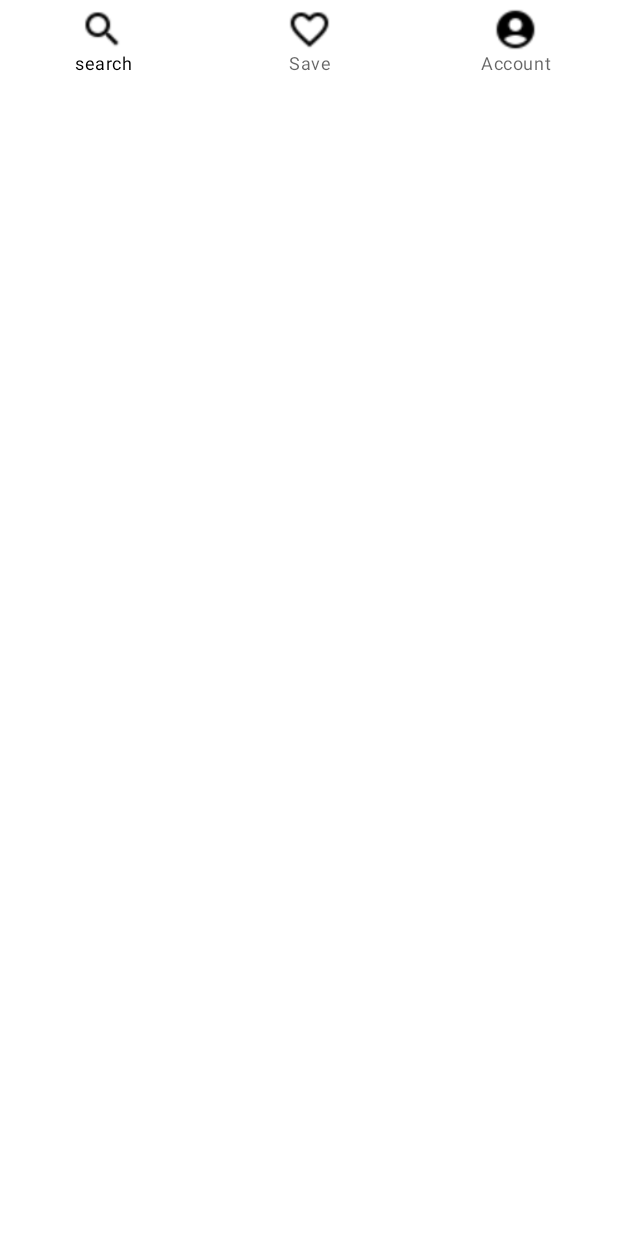
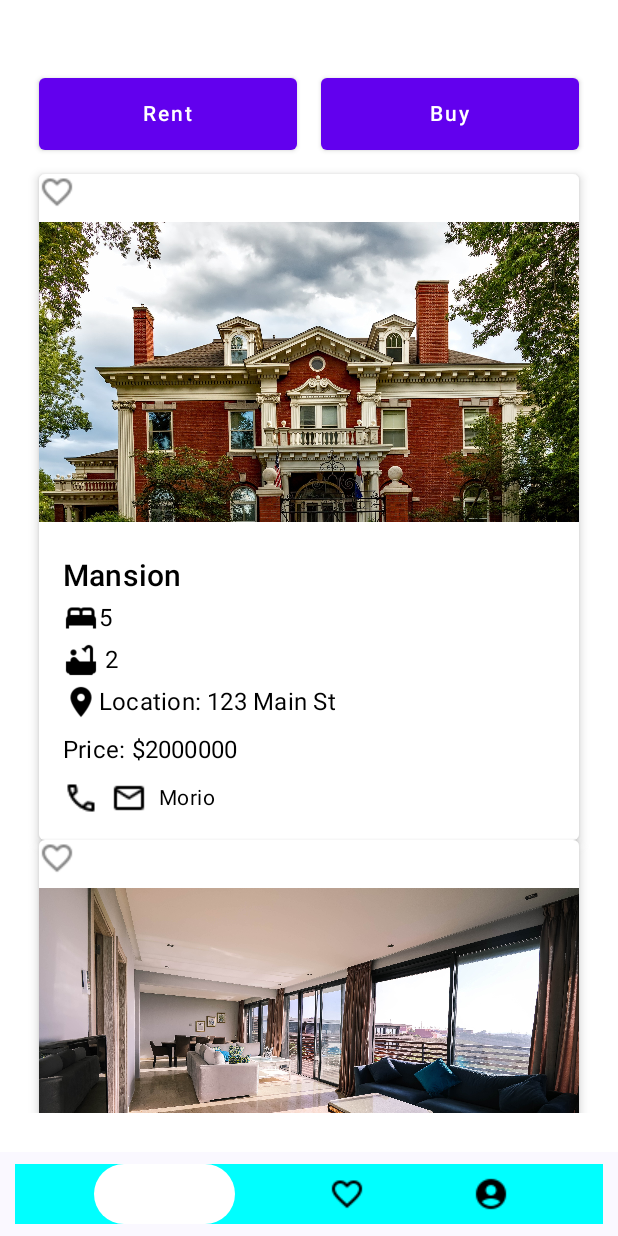
Before and after one commit to anotherrealm/patakeja, an Android app built with Jetpack Compose: the screen it shows after launch (MainActivity), on a phone screen of 412 x 824 dp. Run offline under Robolectric (Android 15) with nearby library versions, the phone set to English and light mode, and no system bars.

Commit message:
property listing

```diff
--- a/app/build.gradle.kts
+++ b/app/build.gradle.kts
@@ -68,6 +68,9 @@ dependencies {
     androidTestImplementation("androidx.compose.ui:ui-test-junit4")
     debugImplementation("androidx.compose.ui:ui-tooling")
     debugImplementation("androidx.compose.ui:ui-test-manifest")
+
+
+    implementation("androidx.navigation:navigation-compose:2.7.0")
     implementation(platform("com.google.firebase:firebase-bom:32.3.1"))
     implementation("com.google.firebase:firebase-analytics-ktx")
     implementation("com.google.firebase:firebase-auth")
--- a/app/src/main/java/com/example/patakeja/MainActivity.kt
+++ b/app/src/main/java/com/example/patakeja/MainActivity.kt
@@ -9,20 +9,25 @@ import androidx.compose.material3.Surface
 import androidx.compose.runtime.Composable
 import androidx.compose.ui.Modifier
 import androidx.compose.ui.tooling.preview.Preview
+import androidx.navigation.compose.rememberNavController
 import com.example.patakeja.navigation.AppNavHost
 import com.example.patakeja.ui.theme.PataKejaTheme
+import com.example.patakeja.ui.theme.pages.mainpage.MainScreen
 
 class MainActivity : ComponentActivity() {
     override fun onCreate(savedInstanceState: Bundle?) {
         super.onCreate(savedInstanceState)
         setContent {
             PataKejaTheme {
+                val navController = rememberNavController()
+                AppNavHost(navController = navController)
                 // A surface container using the 'background' color from the theme
                 Surface(
                     modifier = Modifier.fillMaxSize(),
                     color = MaterialTheme.colorScheme.background
                 ) {
-                    AppNavHost()
+                    MainScreen()
+
                 }
             }
         }
--- a/app/src/main/java/com/example/patakeja/data/AuthRepository.kt
+++ b/app/src/main/java/com/example/patakeja/data/AuthRepository.kt
@@ -10,6 +10,7 @@ import android.app.ProgressDialog
 import android.content.Context
 import android.widget.Toast
 import androidx.navigation.NavHostController
+import com.example.patakeja.navigation.ROUTE_ADD_PROPERTY
 import com.google.firebase.auth.FirebaseAuth
 import com.google.firebase.database.FirebaseDatabase
 
@@ -56,7 +57,7 @@ class AuthRepository(var navController: NavHostController, var context: Context)
             progress.dismiss()
             if(it.isSuccessful){
                 Toast.makeText(context,"Login successful", Toast.LENGTH_SHORT).show()
-                navController.navigate(ROUTE_HOME)
+                navController.navigate(ROUTE_ADD_PROPERTY)
             }
             else{
                 navController.navigate(ROUTE_LOGIN)
--- a/app/src/main/java/com/example/patakeja/navigation/AppNavHost.kt
+++ b/app/src/main/java/com/example/patakeja/navigation/AppNavHost.kt
@@ -31,6 +31,19 @@ fun AppNavHost(
         composable(ROUTE_SPLASHSCREEN) {
             SplashScreen(navController)
         }
+        composable(route = BottomBar.Home.route)
+        {
+            HomeScreen(navController)
+        }
+        composable(route = BottomBar.Save.route)
+        {
+            SaveScreen(navController)
+        }
+        composable(route = BottomBar.Account.route)
+        {
+            SignUpScreen(navController)
+        }
+
         composable(ROUTE_HOME){
             HomeScreen(navController)
         }
@@ -41,7 +54,7 @@ fun AppNavHost(
             BuyScreen(navController)
         }
         composable(ROUTE_SAVE) {
-            SaveScreen(propertyListings)
+            SaveScreen(navController)
         }
         composable(ROUTE_MY_ACCOUNT) {
             SignUpScreen(navController)
--- /dev/null
+++ b/app/src/main/java/com/example/patakeja/navigation/BottomBar.kt
@@ -0,0 +1,38 @@
+package com.example.patakeja.navigation
+
+import com.example.patakeja.R
+
+sealed class BottomBar(
+    val route: String,
+    val title: String,
+    val icon: Int,
+    val icon_focused: Int
+) {
+
+
+
+    // for Home
+    object Home: BottomBar(
+        route = "home",
+        title = "Home",
+        icon = R.drawable.search,
+        icon_focused = R.drawable.search
+    )
+
+    // for Donor
+    object Save: BottomBar(
+        route = "save",
+        title = "save",
+        icon = R.drawable.save,
+        icon_focused = R.drawable.save
+    )
+    // for receiver
+    object Account: BottomBar(
+        route = "my account",
+        title = "my account",
+        icon = R.drawable.account,
+        icon_focused = R.drawable.account
+    )
+
+
+}
--- a/app/src/main/java/com/example/patakeja/ui/theme/pages/home/Dialogbox.kt
+++ b/app/src/main/java/com/example/patakeja/ui/theme/pages/home/Dialogbox.kt
@@ -52,7 +52,7 @@ fun Dialogbox(
                     TextField(
                         value = minPrice.toString(),
                         onValueChange = { minPrice = it.toIntOrNull() ?: 0 },
-                        singleLine = true,
+                        singleLine = false,
                         label = { Text("Minimum Price") },
                         colors = TextFieldDefaults.textFieldColors(placeholderColor = Color.Black)
                     )
--- a/app/src/main/java/com/example/patakeja/ui/theme/pages/home/HomeScreen.kt
+++ b/app/src/main/java/com/example/patakeja/ui/theme/pages/home/HomeScreen.kt
@@ -1,20 +1,17 @@
 package com.example.patakeja.ui.theme.pages.home
 
-import androidx.compose.foundation.Image
 import androidx.compose.foundation.background
 import androidx.compose.foundation.layout.Arrangement
 import androidx.compose.foundation.layout.Box
+import androidx.compose.foundation.layout.Column
 import androidx.compose.foundation.layout.Row
 import androidx.compose.foundation.layout.Spacer
 import androidx.compose.foundation.layout.fillMaxSize
 import androidx.compose.foundation.layout.fillMaxWidth
 import androidx.compose.foundation.layout.height
 import androidx.compose.foundation.layout.padding
-import androidx.compose.foundation.layout.size
 import androidx.compose.foundation.layout.width
 import androidx.compose.foundation.lazy.LazyColumn
-import androidx.compose.material.BottomNavigation
-import androidx.compose.material.BottomNavigationItem
 import androidx.compose.material.Button
 import androidx.compose.material.Text
 import androidx.compose.runtime.Composable
@@ -22,19 +19,16 @@ import androidx.compose.runtime.getValue
 import androidx.compose.runtime.mutableStateOf
 import androidx.compose.runtime.remember
 import androidx.compose.runtime.setValue
+import androidx.compose.ui.Alignment
 import androidx.compose.ui.Modifier
 import androidx.compose.ui.graphics.Color
-import androidx.compose.ui.res.painterResource
 import androidx.compose.ui.tooling.preview.Preview
 import androidx.compose.ui.unit.dp
 import androidx.navigation.NavHostController
 import androidx.navigation.compose.rememberNavController
-import com.example.patakeja.R
 import com.example.patakeja.data.mockPropertyListings
-import com.example.patakeja.navigation.ROUTE_HOME
-import com.example.patakeja.navigation.ROUTE_MY_ACCOUNT
-import com.example.patakeja.navigation.ROUTE_SAVE
 import com.example.patakeja.ui.theme.PataKejaTheme
+import com.example.patakeja.ui.theme.pages.mainpage.BottomBar
 import com.example.patakeja.ui.theme.pages.property.PropertyListingScreen
 
 
@@ -46,6 +40,13 @@ enum class Tab {
 
 @Composable
 fun HomeScreen(navController: NavHostController) {
+    Column(
+        modifier = Modifier
+            .background(Color.White)
+            .padding(10.dp)
+            .fillMaxSize(),
+        horizontalAlignment = Alignment.CenterHorizontally
+    ) {
         var isDialogOpen by remember { mutableStateOf(false) }
         var selectedTab by remember { mutableStateOf(Tab.SEARCH) }
         var minPrice by remember { mutableStateOf(0) }
@@ -108,67 +109,67 @@ fun HomeScreen(navController: NavHostController) {
                 Spacer(
                     modifier = Modifier
                         .fillMaxWidth()
-                    .height(18.dp)
+                        .height(5.dp)
 
                 )
             }
         }
 
-    BottomNavigation(
-        backgroundColor = Color.White,
-        modifier = Modifier.fillMaxWidth()
-    ) {
-
-        BottomNavigationItem(
-            icon = {
-                Image(
-                    painter = painterResource(id = R.drawable.search),
-                    contentDescription = null,
-                    modifier = Modifier
-                        .size(30.dp)
-                )
-            },
-            label = { Text(text = "search") },
-            selected = selectedTab == Tab.SEARCH,
-            onClick = {
-                selectedTab = Tab.SEARCH
-                navController.navigate(ROUTE_HOME)
-            }
-        )
-        BottomNavigationItem(
-            icon = {
-                Image(
-                    painter = painterResource(id = R.drawable.save),
-                    contentDescription = null,
-                    modifier = Modifier
-                        .size(30.dp)
-                )
-            },
-            label = { Text(text = "Save") },
-            selected = selectedTab == Tab.SAVE,
-            onClick = {
-                selectedTab = Tab.SAVE
-                navController.navigate(ROUTE_SAVE)
-            }
-        )
-        BottomNavigationItem(
-            icon = {
-                Image(
-                    painter = painterResource(id = R.drawable.account),
-                    contentDescription = null,
-                    modifier = Modifier
-                        .size(30.dp)
-                )
-            },
-            label = { Text(text = "Account") },
-            selected = selectedTab == Tab.ACCOUNT,
-            onClick = {
-                selectedTab = Tab.ACCOUNT
-                navController.navigate(ROUTE_MY_ACCOUNT)
-            }
-        )
-    }
-
+//        BottomNavigation(
+//            backgroundColor = Color.White,
+//            modifier = Modifier.fillMaxWidth()
+//        ) {
+//
+//            BottomNavigationItem(
+//                icon = {
+//                    Image(
+//                        painter = painterResource(id = R.drawable.search),
+//                        contentDescription = null,
+//                        modifier = Modifier
+//                            .size(30.dp)
+//                    )
+//                },
+//                label = { Text(text = "search") },
+//                selected = selectedTab == Tab.SEARCH,
+//                onClick = {
+//                    selectedTab = Tab.SEARCH
+//                    navController.navigate(ROUTE_HOME)
+//                }
+//            )
+//            BottomNavigationItem(
+//                icon = {
+//                    Image(
+//                        painter = painterResource(id = R.drawable.save),
+//                        contentDescription = null,
+//                        modifier = Modifier
+//                            .size(30.dp)
+//                    )
+//                },
+//                label = { Text(text = "Save") },
+//                selected = selectedTab == Tab.SAVE,
+//                onClick = {
+//                    selectedTab = Tab.SAVE
+//                    navController.navigate(ROUTE_SAVE)
+//                }
+//            )
+//            BottomNavigationItem(
+//                icon = {
+//                    Image(
+//                        painter = painterResource(id = R.drawable.account),
+//                        contentDescription = null,
+//                        modifier = Modifier
+//                            .size(30.dp)
+//                    )
+//                },
+//                label = { Text(text = "Account") },
+//                selected = selectedTab == Tab.ACCOUNT,
+//                onClick = {
+//                    selectedTab = Tab.ACCOUNT
+//                    navController.navigate(ROUTE_MY_ACCOUNT)
+//                }
+//            )
+//        }
+        BottomBar(navController = navController)
 
         // Dialog Box
         Dialogbox(
@@ -181,6 +182,7 @@ fun HomeScreen(navController: NavHostController) {
             }
         )
     }
+}
 
 
 
--- /dev/null
+++ b/app/src/main/java/com/example/patakeja/ui/theme/pages/mainpage/MainScreen.kt
@@ -0,0 +1,136 @@
+package com.example.patakeja.ui.theme.pages.mainpage
+
+import androidx.compose.animation.AnimatedVisibility
+import androidx.compose.foundation.background
+import androidx.compose.foundation.clickable
+import androidx.compose.foundation.layout.Arrangement
+import androidx.compose.foundation.layout.Box
+import androidx.compose.foundation.layout.Column
+import androidx.compose.foundation.layout.Row
+import androidx.compose.foundation.layout.fillMaxSize
+import androidx.compose.foundation.layout.fillMaxWidth
+import androidx.compose.foundation.layout.height
+import androidx.compose.foundation.layout.padding
+import androidx.compose.foundation.shape.CircleShape
+import androidx.compose.material3.ExperimentalMaterial3Api
+import androidx.compose.material3.Icon
+import androidx.compose.material3.Scaffold
+import androidx.compose.material3.Text
+import androidx.compose.runtime.Composable
+import androidx.compose.runtime.getValue
+import androidx.compose.ui.Alignment
+import androidx.compose.ui.Modifier
+import androidx.compose.ui.draw.clip
+import androidx.compose.ui.graphics.Color
+import androidx.compose.ui.res.painterResource
+import androidx.compose.ui.tooling.preview.Preview
+import androidx.compose.ui.unit.dp
+import androidx.navigation.NavDestination
+import androidx.navigation.NavDestination.Companion.hierarchy
+import androidx.navigation.NavGraph.Companion.findStartDestination
+import androidx.navigation.NavHostController
+import androidx.navigation.compose.currentBackStackEntryAsState
+import androidx.navigation.compose.rememberNavController
+import com.example.patakeja.navigation.AppNavHost
+import com.example.patakeja.navigation.BottomBar
+
+
+
+@OptIn(ExperimentalMaterial3Api::class)
+@Composable
+fun MainScreen(){
+    val navController = rememberNavController()
+
+    Scaffold(
+        modifier = Modifier.fillMaxSize(),
+        bottomBar = { BottomBar (navController = navController) }
+    ) {
+        Column(modifier = Modifier.fillMaxSize().padding(it)) {
+            AppNavHost(navController = navController)
+        }
+    }
+
+
+}
+@Composable
+fun BottomBar(navController: NavHostController) {
+    val screens = listOf(
+        BottomBar.Home,
+        BottomBar.Save,
+        BottomBar.Account,
+
+        )
+
+    val navStackBackEntry by navController.currentBackStackEntryAsState()
+    val currentDestination = navStackBackEntry?.destination
+
+    Row(
+        modifier = Modifier
+            .padding(start = 10.dp, end = 10.dp, top = 8.dp, bottom = 8.dp)
+            .background(color = Color.Cyan)
+            .fillMaxWidth(),
+        horizontalArrangement = Arrangement.SpaceEvenly,
+        verticalAlignment = Alignment.CenterVertically
+    ) {
+        screens.forEach { screen ->
+            AddItem(
+                screen = screen,
+                currentDestination = currentDestination,
+                navController = navController
+            )
+        }
+    }
+
+}
+@Composable
+fun AddItem(
+    screen: BottomBar,
+    currentDestination: NavDestination?,
+    navController: NavHostController
+) {
+    val selected = currentDestination?.hierarchy?.any { it.route == screen.route } == true
+
+    val background =
+        if (selected) Color.White  else Color.Transparent
+
+    val contentColor =
+        if (selected) Color.White else Color.Black
+
+    Box(
+        modifier = Modifier
+            .height(40.dp)
+            .clip(CircleShape)
+            .background(background)
+            .clickable(onClick = {
+                navController.navigate(screen.route) {
+                    popUpTo(navController.graph.findStartDestination().id)
+                    launchSingleTop = true
+                }
+            })
+    ) {
+        Row(
+            modifier = Modifier
+                .padding(start = 10.dp, end = 10.dp, top = 8.dp, bottom = 8.dp),
+            verticalAlignment = Alignment.CenterVertically,
+            horizontalArrangement = Arrangement.spacedBy(4.dp)
+        ) {
+            Icon(
+                painter = painterResource(id = if (selected) screen.icon_focused else screen.icon),
+                contentDescription = "icon",
+                tint = contentColor
+            )
+            AnimatedVisibility(visible = selected) {
+                Text(
+                    text = screen.title,
+                    color = contentColor
+                )
+            }
+        }
+    }
+}
+
+@Composable
+@Preview
+fun BottomNavPreview() {
+    MainScreen()
+}
--- a/app/src/main/java/com/example/patakeja/ui/theme/pages/myaccount/AddPropertyScreen.kt
+++ b/app/src/main/java/com/example/patakeja/ui/theme/pages/myaccount/AddPropertyScreen.kt
@@ -57,6 +57,7 @@ fun AddPropertyScreen(
     LocalUriHandler.current
 
     LocalDensity.current.density
+
 
     Column(
         modifier = Modifier
@@ -175,8 +176,8 @@ fun AddPropertyScreen(
                         agentName = "Agent Name",
                         agentPhoneNumber = "Agent Phone",
                         agentEmail = "Agent Email",
-                        callIcon = 0, // Replace with actual icons
-                        emailIcon = 0, // Replace with actual icons
+                        callIcon = R.drawable.call,
+                        emailIcon = R.drawable.mail,
                         isSaved = false,
                         bedIconResId = R.drawable.bed,
                         bathIconResId = R.drawable.bath,
--- a/app/src/main/java/com/example/patakeja/ui/theme/pages/myaccount/LoginScreen.kt
+++ b/app/src/main/java/com/example/patakeja/ui/theme/pages/myaccount/LoginScreen.kt
@@ -36,6 +36,7 @@ import androidx.compose.ui.unit.sp
 import androidx.navigation.NavHostController
 import androidx.navigation.compose.rememberNavController
 import com.example.patakeja.data.AuthRepository
+import com.example.patakeja.navigation.ROUTE_ADD_PROPERTY
 import com.example.patakeja.navigation.ROUTE_HOME
 import com.example.patakeja.ui.theme.PataKejaTheme
 
@@ -88,7 +89,7 @@ fun LoginScreen(navController: NavHostController){
             onClick = {
                 var authRepository = AuthRepository(navController, context)
                 authRepository.login(email.text.trim(), password.text.trim())
-                navController.navigate(ROUTE_HOME)
+                navController.navigate(ROUTE_ADD_PROPERTY)
                       },
             colors = ButtonDefaults.buttonColors(Color.White),
             shape = RoundedCornerShape(20.dp),
--- a/app/src/main/java/com/example/patakeja/ui/theme/pages/property/PropertyListingScreen.kt
+++ b/app/src/main/java/com/example/patakeja/ui/theme/pages/property/PropertyListingScreen.kt
@@ -27,12 +27,12 @@ fun PropertyListingScreen(
                 onSaveClick = {},
                 onCallClick = {
                     // Handle calling the agent here
-                    val intent = Intent(Intent.ACTION_CALL, Uri.parse("tel:${propertyListing.agentPhoneNumber}"))
+                    Intent(Intent.ACTION_CALL, Uri.parse("tel:${propertyListing.agentPhoneNumber}"))
                     // Check for permissions and start the call intent
                 },
                 onEmailClick = {
 
-                    val emailIntent = Intent(Intent.ACTION_SENDTO, Uri.fromParts("mailto", propertyListing.agentEmail, null))
+                    Intent(Intent.ACTION_SENDTO, Uri.fromParts("mailto", propertyListing.agentEmail, null))
 
                 }
             )
```
Also changed, not shown: app/src/main/java/com/example/patakeja/ui/theme/pages/home/BuyScreen.kt (+10 -0 lines), app/src/main/java/com/example/patakeja/ui/theme/pages/property/Propertycarddesign.kt (+11 -6 lines), app/src/main/java/com/example/patakeja/ui/theme/pages/save/SaveScreen.kt (+67 -39 lines). Lines whose indentation alone changed are shown as unchanged.
